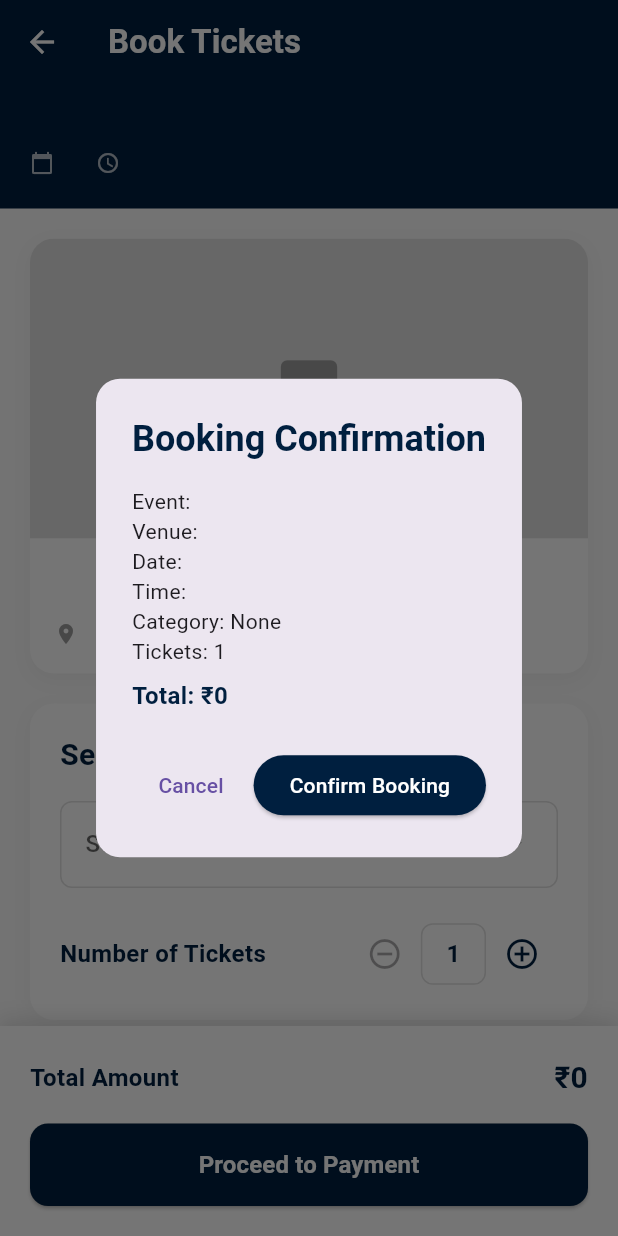
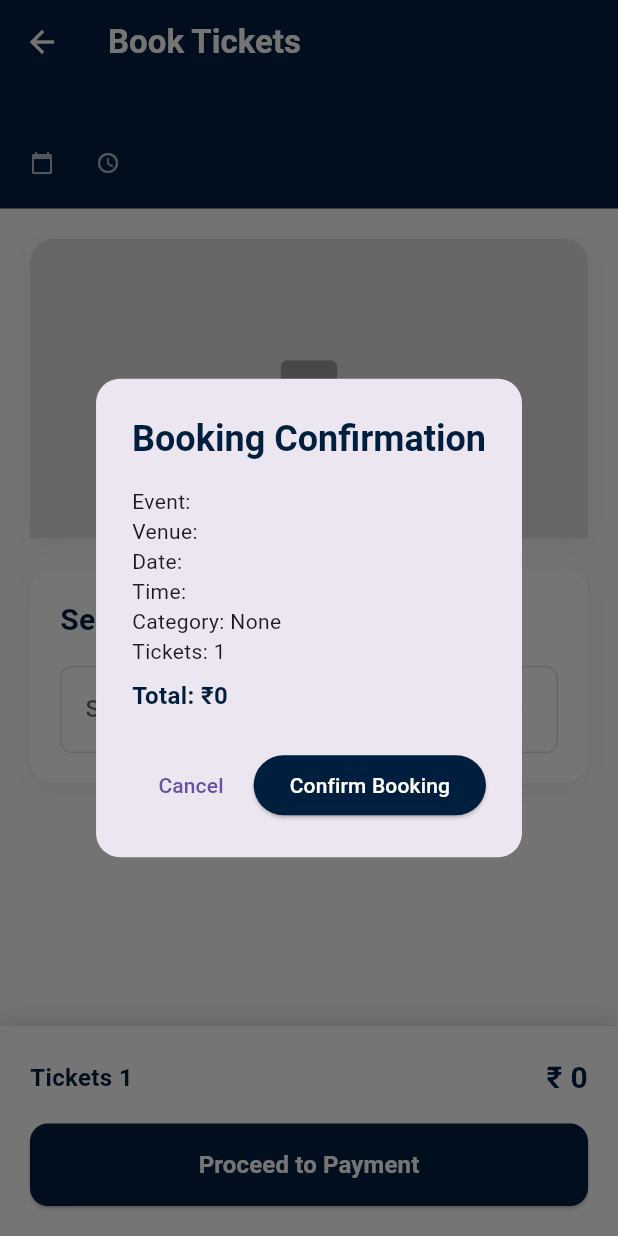
Before and after one commit to TechnovaTech/mookala-main, a Flutter app: the BookingScreen screen opened directly with empty values, after a tap on "Proceed to Payment", on a phone screen of 412 x 824 dp. Run offline on Flutter 3.47's test engine with Material 3 defaults, Android fonts, the phone set to English and light mode, and no system bars; our stand-ins replace image_picker, shared_preferences; accounts and stored records are empty; network calls fail.

Commit message:
Refactor BookingScreen layout by removing venue details and ticket quantity selector, and updating total amount display for improved clarity.

```diff
--- a/user app/lib/screens/booking_screen.dart
+++ b/user app/lib/screens/booking_screen.dart
@@ -180,39 +180,6 @@ class _BookingScreenState extends State<BookingScreen> {
                     ),
                   ),
 
-                  // Venue Details
-                  Padding(
-                    padding: const EdgeInsets.all(16),
-                    child: Column(
-                      crossAxisAlignment: CrossAxisAlignment.start,
-                      children: [
-                        Text(
-                          _getVenueName(),
-                          style: const TextStyle(
-                            fontSize: 20,
-                            fontWeight: FontWeight.bold,
-                            color: Color(0xFF001F3F),
-                          ),
-                        ),
-                        const SizedBox(height: 8),
-                        Row(
-                          children: [
-                            const Icon(Icons.location_on, color: Colors.grey, size: 16),
-                            const SizedBox(width: 8),
-                            Expanded(
-                              child: Text(
-                                _getVenueAddress(),
-                                style: TextStyle(
-                                  color: Colors.grey.shade600,
-                                  fontSize: 14,
-                                ),
-                              ),
-                            ),
-                          ],
-                        ),
-                      ],
-                    ),
-                  ),
                 ],
               ),
             ),
@@ -291,55 +258,7 @@ class _BookingScreenState extends State<BookingScreen> {
                     ),
                   ),
 
-                  const SizedBox(height: 20),
 
-                  // Quantity Selector
-                  Row(
-                    mainAxisAlignment: MainAxisAlignment.spaceBetween,
-                    children: [
-                      const Text(
-                        'Number of Tickets',
-                        style: TextStyle(
-                          fontSize: 16,
-                          fontWeight: FontWeight.w600,
-                          color: Color(0xFF001F3F),
-                        ),
-                      ),
-                      Row(
-                        children: [
-                          IconButton(
-                            onPressed: selectedTickets > 1
-                              ? () => setState(() => selectedTickets--)
-                              : null,
-                            icon: const Icon(Icons.remove_circle_outline),
-                            color: const Color(0xFF001F3F),
-                          ),
-                          Container(
-                            padding: const EdgeInsets.symmetric(horizontal: 16, vertical: 8),
-                            decoration: BoxDecoration(
-                              border: Border.all(color: Colors.grey.shade300),
-                              borderRadius: BorderRadius.circular(8),
-                            ),
-                            child: Text(
-                              selectedTickets.toString(),
-                              style: const TextStyle(
-                                fontSize: 16,
-                                fontWeight: FontWeight.bold,
-                                color: Color(0xFF001F3F),
-                              ),
-                            ),
-                          ),
-                          IconButton(
-                            onPressed: selectedTickets < 10
-                              ? () => setState(() => selectedTickets++)
-                              : null,
-                            icon: const Icon(Icons.add_circle_outline),
-                            color: const Color(0xFF001F3F),
-                          ),
-                        ],
-                      ),
-                    ],
-                  ),
                 ],
               ),
             ),
@@ -366,9 +285,9 @@ class _BookingScreenState extends State<BookingScreen> {
             Row(
               mainAxisAlignment: MainAxisAlignment.spaceBetween,
               children: [
-                const Text(
-                  'Total Amount',
-                  style: TextStyle(
+                Text(
+                  'Tickets $selectedTickets',
+                  style: const TextStyle(
                     fontSize: 16,
                     fontWeight: FontWeight.w600,
                     color: Color(0xFF001F3F),
@@ -376,8 +295,8 @@ class _BookingScreenState extends State<BookingScreen> {
                 ),
                 Text(
                   selectedCategory != null
-                    ? '₹${(_getCategoryPrice(selectedCategory!) * selectedTickets).toString()}'
-                    : '₹0',
+                    ? '₹ ${(_getCategoryPrice(selectedCategory!) * selectedTickets).toString()}'
+                    : '₹ 0',
                   style: const TextStyle(
                     fontSize: 20,
                     fontWeight: FontWeight.bold,
```
